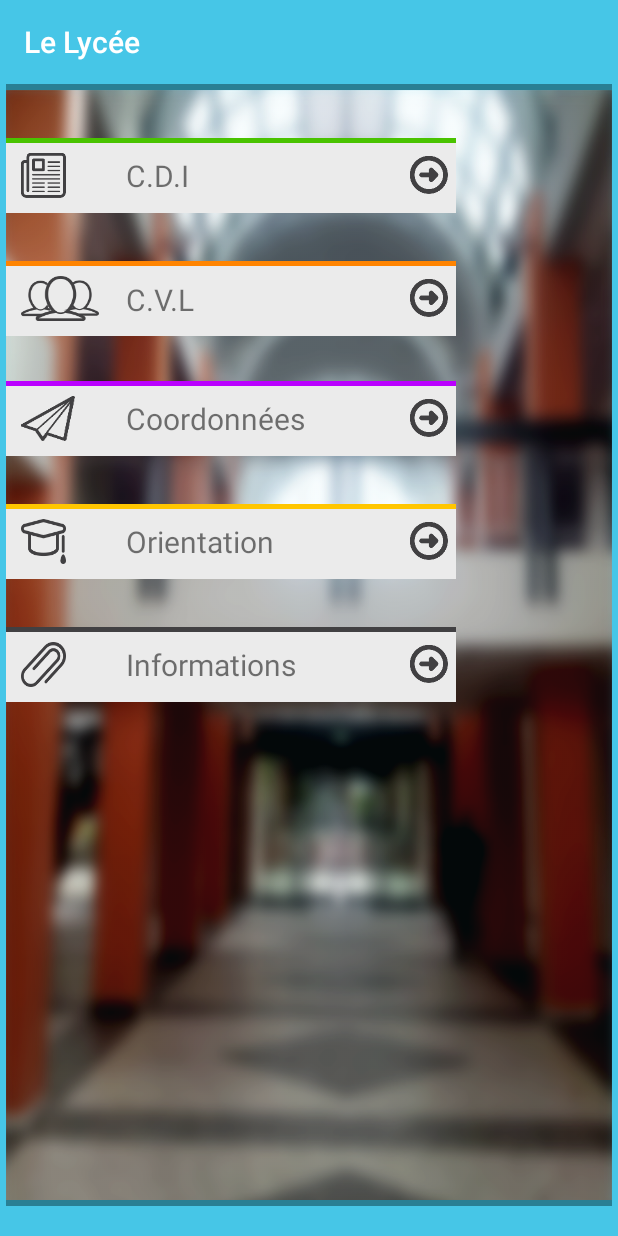
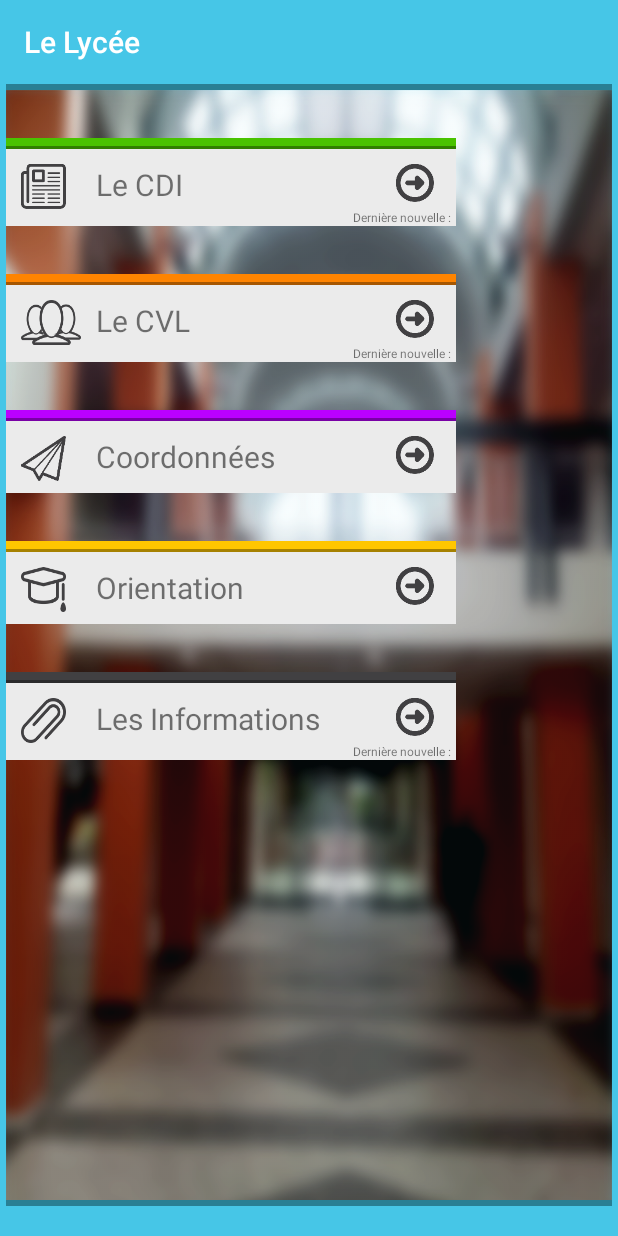
Before and after one commit to ClementRomac/High-School-Pape-Clement-app, an Android app: the HighScoolActivity screen opened directly, with no data from a screen before it, on a phone screen of 412 x 824 dp. Run offline under Robolectric (Android 15) with nearby library versions, the phone set to English and light mode, and no system bars; 6 statements that could not run were skipped.

Commit message:
page lycée

```diff
--- a/app/src/main/java/fr/ynov/applpc/HighScoolActivity.java
+++ b/app/src/main/java/fr/ynov/applpc/HighScoolActivity.java
@@ -5,21 +5,27 @@ import android.graphics.drawable.ColorDrawable;
 import android.os.Bundle;
 import android.support.v7.app.ActionBarActivity;
 import android.view.View;
+import android.widget.LinearLayout;
 import android.widget.RelativeLayout;
+import android.widget.TextView;
+
+import fr.ynov.applpc.data.DataCDIProvider;
+import fr.ynov.applpc.data.DataCVLProvider;
+import fr.ynov.applpc.data.DataHighSchoolProvider;
 
 public class HighScoolActivity extends ActionBarActivity {
 //Pierre
 
-    private RelativeLayout cdi = null;
-    private RelativeLayout cvl = null;
-    private RelativeLayout coordonnes = null;
-    private RelativeLayout orientation = null;
-    private RelativeLayout infos = null;
+    private LinearLayout cdi = null;
+    private LinearLayout cvl = null;
+    private LinearLayout coordonnes = null;
+    private LinearLayout orientation = null;
+    private LinearLayout infos = null;
 
     private View.OnClickListener redirect_cdi = new View.OnClickListener() {
         @Override
         public void onClick(View v) {
-            findViewById(R.id.fleche_cdi).setBackgroundResource(R.drawable.flechecdi);
+            findViewById(R.id.iv_highschool_fleche_cdi).setBackgroundResource(R.drawable.flechecdi);
             Intent intent = new Intent(HighScoolActivity.this, CdiActivity.class);
 
             startActivity(intent);
@@ -28,7 +34,7 @@ public class HighScoolActivity extends ActionBarActivity {
     private View.OnClickListener redirect_cvl = new View.OnClickListener() {
         @Override
         public void onClick(View v) {
-            findViewById(R.id.fleche_cvl).setBackgroundResource(R.drawable.flechecvl);
+            findViewById(R.id.iv_highschool_fleche_cvl).setBackgroundResource(R.drawable.flechecvl);
             Intent intent = new Intent(HighScoolActivity.this, CvlActivity.class);
 
             startActivity(intent);
@@ -37,7 +43,7 @@ public class HighScoolActivity extends ActionBarActivity {
     private View.OnClickListener redirect_coordonnes = new View.OnClickListener() {
         @Override
         public void onClick(View v) {
-            findViewById(R.id.fleche_contact).setBackgroundResource(R.drawable.flechecoo);
+            findViewById(R.id.iv_highschool_fleche_contact).setBackgroundResource(R.drawable.flechecoo);
             Intent intent = new Intent(HighScoolActivity.this, ContactActivity.class);
 
             startActivity(intent);
@@ -46,7 +52,7 @@ public class HighScoolActivity extends ActionBarActivity {
     private View.OnClickListener redirect_orientation = new View.OnClickListener() {
         @Override
         public void onClick(View v) {
-            findViewById(R.id.fleche_orientation).setBackgroundResource(R.drawable.flecheorien);
+            findViewById(R.id.iv_highschool_fleche_orientation).setBackgroundResource(R.drawable.flecheorien);
             Intent intent = new Intent(HighScoolActivity.this, OrientationActivity.class);
 
             startActivity(intent);
@@ -55,7 +61,7 @@ public class HighScoolActivity extends ActionBarActivity {
     private View.OnClickListener redirect_infos = new View.OnClickListener() {
         @Override
         public void onClick(View v) {
-            findViewById(R.id.fleche_infos).setBackgroundResource(R.drawable.flecheinfos);
+            findViewById(R.id.iv_highschool_fleche_infos).setBackgroundResource(R.drawable.flecheinfos);
             Intent intent = new Intent(HighScoolActivity.this, InfosActivity.class);
 
             startActivity(intent);
@@ -63,11 +69,11 @@ public class HighScoolActivity extends ActionBarActivity {
     };
 
     private void resetPointers(){
-        findViewById(R.id.fleche_cdi).setBackgroundResource(R.drawable.flechebase);
-        findViewById(R.id.fleche_cvl).setBackgroundResource(R.drawable.flechebase);
-        findViewById(R.id.fleche_contact).setBackgroundResource(R.drawable.flechebase);
-        findViewById(R.id.fleche_orientation).setBackgroundResource(R.drawable.flechebase);
-        findViewById(R.id.fleche_infos).setBackgroundResource(R.drawable.flechebase);
+        findViewById(R.id.iv_highschool_fleche_cdi).setBackgroundResource(R.drawable.flechebase);
+        findViewById(R.id.iv_highschool_fleche_cvl).setBackgroundResource(R.drawable.flechebase);
+        findViewById(R.id.iv_highschool_fleche_contact).setBackgroundResource(R.drawable.flechebase);
+        findViewById(R.id.iv_highschool_fleche_orientation).setBackgroundResource(R.drawable.flechebase);
+        findViewById(R.id.iv_highschool_fleche_infos).setBackgroundResource(R.drawable.flechebase);
     }
     @Override
     protected void onCreate(Bundle savedInstanceState) {
@@ -76,11 +82,11 @@ public class HighScoolActivity extends ActionBarActivity {
         setCustomActionBar();
         setContentView(R.layout.activity_high_scool);
 
-        cdi = (RelativeLayout) findViewById(R.id.relative_CDI);
-        cvl = (RelativeLayout) findViewById(R.id.relative_CVL);
-        coordonnes = (RelativeLayout) findViewById(R.id.relative_coordonnes);
-        orientation = (RelativeLayout) findViewById(R.id.relative_orientation);
-        infos = (RelativeLayout) findViewById(R.id.relative_infos);
+        cdi = (LinearLayout) findViewById(R.id.ll_highschool_cdi);
+        cvl = (LinearLayout) findViewById(R.id.ll_highschool_cvl);
+        coordonnes = (LinearLayout) findViewById(R.id.ll_highschool_contact);
+        orientation = (LinearLayout) findViewById(R.id.ll_highschool_orientation);
+        infos = (LinearLayout) findViewById(R.id.ll_highschool_infos);
 
         cdi.setOnClickListener(redirect_cdi);
         cvl.setOnClickListener(redirect_cvl);
@@ -88,6 +94,14 @@ public class HighScoolActivity extends ActionBarActivity {
         orientation.setOnClickListener(redirect_orientation);
         infos.setOnClickListener(redirect_infos);
 
+        setLastUpdates();
+
+    }
+
+    private void setLastUpdates() {
+        ((TextView)findViewById(R.id.tv_highschool_cdi)).append(new DataCDIProvider(this).getLastDate());
+        ((TextView)findViewById(R.id.tv_highschool_cvl)).append(new DataCVLProvider(this).getLastDate());
+        ((TextView)findViewById(R.id.tv_highschool_infos)).append(new DataHighSchoolProvider(this).getLastDate());
     }
 
     @Override
--- a/app/src/main/res/layout/activity_high_scool.xml
+++ b/app/src/main/res/layout/activity_high_scool.xml
@@ -24,229 +24,259 @@
         android:layout_height="match_parent"
         android:background="@drawable/high_school_bg">
 
-        <RelativeLayout
+        <LinearLayout
             android:layout_width="300dp"
             android:layout_height="wrap_content"
             android:layout_marginTop="32dp"
-            android:id="@+id/relative_CDI"
-            android:background="@color/high_school_bg_elements">
+            android:id="@+id/ll_highschool_cdi"
+            android:background="@color/high_school_bg_elements"
+            android:orientation="vertical">
             <LinearLayout
                 android:orientation="horizontal"
                 android:layout_width="match_parent"
-                android:layout_height="3dp"
-                android:background="@color/cdi_primary"
-                android:id="@+id/linearLayoutCdi">
+                android:layout_height="5dp"
+                android:background="@color/cdi_primary"/>
+            <LinearLayout
+                android:layout_width="match_parent"
+                android:layout_height="2dp"
+                android:background="@color/cdi_secondary"/>
 
-            </LinearLayout>
+            <LinearLayout
+                android:layout_width="match_parent"
+                android:layout_height="wrap_content"
+                android:orientation="horizontal"
+                android:paddingTop="10dp"
+                android:paddingLeft="10dp"
+                android:paddingRight="10dp">
+
                 <ImageView
                     android:layout_width="30dp"
                     android:layout_height="30dp"
                     android:background="@drawable/iconcdi"
-                android:layout_alignTop="@+id/CDI"
-                android:id="@+id/iconCdi"
-                android:layout_marginTop="3dp"
-                android:layout_margin="10dp" />
+                    android:layout_centerVertical="true"/>
                 <TextView
-                android:layout_width="220dp"
                     android:layout_height="wrap_content"
-                android:text="C.D.I"
-                android:id="@+id/CDI"
-                android:layout_weight="0.09"
-                android:fontFamily="Open Sans Light"
-                android:layout_centerVertical="true"
-                android:layout_alignParentEnd="true"
-                android:textSize="20dp" />
+                    android:layout_width="200dp"
+                    android:text="@string/cdi_activity_title"
+                    android:textSize="20dp"
+                    android:layout_marginLeft="20dp"/>
 
                 <ImageView
                     android:layout_width="25dp"
                     android:layout_height="25dp"
-                android:background="@drawable/flechecdi"
-                android:layout_centerVertical="true"
-                android:layout_alignRight="@+id/CDI"
-                android:layout_alignEnd="@+id/CDI"
-                android:layout_marginRight="5dp"
-                android:id="@+id/fleche_cdi" />
-        </RelativeLayout>
-        <!--  android:onclick="redirectCDI"-->
+                    android:background="@drawable/flechebase"
+                    android:id="@+id/iv_highschool_fleche_cdi" />
+            </LinearLayout>
+            <TextView
+                android:layout_width="match_parent"
+                android:layout_height="wrap_content"
+                android:textAlignment="viewEnd"
+                android:layout_gravity="end"
+                android:text="Dernière nouvelle : "
+                android:textSize="8dp"
+                android:id="@+id/tv_highschool_cdi"
+                android:layout_marginRight="2dp"/>
+        </LinearLayout>
 
-        <RelativeLayout
+        <LinearLayout
             android:layout_width="300dp"
             android:layout_height="wrap_content"
             android:layout_marginTop="32dp"
+            android:id="@+id/ll_highschool_cvl"
             android:background="@color/high_school_bg_elements"
-            android:id="@+id/relative_CVL">
+            android:orientation="vertical">
             <LinearLayout
                 android:orientation="horizontal"
                 android:layout_width="match_parent"
-                android:layout_height="3dp"
-                android:background="@color/cvl_primary">
-            </LinearLayout>
+                android:layout_height="5dp"
+                android:background="@color/cvl_primary"/>
+            <LinearLayout
+                android:layout_width="match_parent"
+                android:layout_height="2dp"
+                android:background="@color/cvl_secondary"/>
+
+            <LinearLayout
+                android:layout_width="match_parent"
+                android:layout_height="wrap_content"
+                android:orientation="horizontal"
+                android:paddingTop="10dp"
+                android:paddingLeft="10dp"
+                android:paddingRight="10dp">
+
                 <ImageView
-                android:layout_width="52dp"
+                    android:layout_width="40dp"
                     android:layout_height="30dp"
-                android:background="@drawable/iconusers"
-                android:layout_alignTop="@+id/CVL"
-                android:id="@+id/iconCDI"
-                android:layout_marginTop="3dp"
-                android:layout_margin="10dp" />
+                    android:background="@drawable/iconcvl"
+                    android:layout_centerVertical="true"/>
                 <TextView
-                android:layout_width="220dp"
                     android:layout_height="wrap_content"
-                android:text="C.V.L"
-                android:id="@+id/CVL"
-                android:layout_weight="0.09"
-                android:fontFamily="Open Sans Light"
+                    android:layout_width="200dp"
+                    android:text="@string/cvl_activity_title"
                     android:textSize="20dp"
-                android:layout_alignBottom="@+id/fleche_cvl"
-                android:layout_alignParentRight="false"
-                android:layout_alignParentEnd="true"
-                android:layout_centerVertical="true" />
+                    android:layout_marginLeft="10dp"/>
 
                 <ImageView
                     android:layout_width="25dp"
                     android:layout_height="25dp"
-                android:background="@drawable/flechecvl"
-                android:id="@+id/fleche_cvl"
-                android:layout_centerVertical="true"
-                android:layout_alignRight="@+id/CVL"
-                android:layout_alignEnd="@+id/CVL"
-                android:layout_marginRight="5dp" />
-        </RelativeLayout>
-        <!-- android:onclick="redirectCVL"-->
-        <RelativeLayout
+                    android:background="@drawable/flechebase"
+                    android:id="@+id/iv_highschool_fleche_cvl" />
+            </LinearLayout>
+            <TextView
+                android:layout_width="match_parent"
+                android:layout_height="wrap_content"
+                android:textAlignment="viewEnd"
+                android:layout_gravity="end"
+                android:text="Dernière nouvelle : "
+                android:textSize="8dp"
+                android:id="@+id/tv_highschool_cvl"
+                android:layout_marginRight="2dp"/>
+        </LinearLayout>
+
+        <LinearLayout
             android:layout_width="300dp"
             android:layout_height="wrap_content"
-            android:layout_marginTop="30dp"
-            android:id="@+id/relative_coordonnes"
-            android:background="@color/high_school_bg_elements">
+            android:layout_marginTop="32dp"
+            android:id="@+id/ll_highschool_contact"
+            android:background="@color/high_school_bg_elements"
+            android:orientation="vertical">
             <LinearLayout
                 android:orientation="horizontal"
                 android:layout_width="match_parent"
-                android:layout_height="3dp"
-                android:background="@color/contact_primary"
-                android:id="@+id/linearLayoutCoo">
-            </LinearLayout>
+                android:layout_height="5dp"
+                android:background="@color/contact_primary"/>
+            <LinearLayout
+                android:layout_width="match_parent"
+                android:layout_height="2dp"
+                android:background="@color/contact_secondary"/>
+
+            <LinearLayout
+                android:layout_width="match_parent"
+                android:layout_height="wrap_content"
+                android:orientation="horizontal"
+                android:paddingTop="10dp"
+                android:paddingLeft="10dp"
+                android:paddingRight="10dp"
+                android:paddingBottom="8dp">
+
                 <ImageView
-                android:layout_width="36dp"
+                    android:layout_width="30dp"
                     android:layout_height="30dp"
                     android:background="@drawable/iconcoo"
-                android:layout_alignTop="@+id/contact"
-                android:id="@+id/iconcoo"
-                android:layout_marginTop="3dp"
-                android:layout_margin="10dp" />
+                    android:layout_centerVertical="true"/>
                 <TextView
-                android:layout_width="220dp"
                     android:layout_height="wrap_content"
-                android:text="Coordonnées"
-                android:id="@+id/contact"
-                android:layout_weight="0.09"
-                android:fontFamily="Open Sans Light"
-                android:layout_centerVertical="true"
-                android:layout_alignParentEnd="true"
-                android:textSize="20dp" />
+                    android:layout_width="200dp"
+                    android:text="@string/contact_activity_title"
+                    android:textSize="20dp"
+                    android:layout_marginLeft="20dp"/>
 
                 <ImageView
                     android:layout_width="25dp"
                     android:layout_height="25dp"
-                android:background="@drawable/flechecoo"
-                android:id="@+id/fleche_contact"
-                android:layout_centerVertical="true"
-                android:layout_alignRight="@+id/linearLayoutCoo"
-                android:layout_alignEnd="@+id/linearLayoutCoo"
-                android:layout_marginRight="5dp" />
-            <!-- android:onclick="redirectCoordonnees"-->
-        </RelativeLayout>
-        <RelativeLayout
+                    android:background="@drawable/flechebase"
+                    android:id="@+id/iv_highschool_fleche_contact" />
+            </LinearLayout>
+        </LinearLayout>
+
+        <LinearLayout
             android:layout_width="300dp"
             android:layout_height="wrap_content"
+            android:layout_marginTop="32dp"
+            android:id="@+id/ll_highschool_orientation"
             android:background="@color/high_school_bg_elements"
-            android:layout_marginTop="32dp"
-            android:id="@+id/relative_orientation">
+            android:orientation="vertical">
             <LinearLayout
-
                 android:orientation="horizontal"
                 android:layout_width="match_parent"
-                android:layout_height="3dp"
-                android:background="@color/orientation_primary"
+                android:layout_height="5dp"
+                android:background="@color/orientation_primary"/>
+            <LinearLayout
+                android:layout_width="match_parent"
+                android:layout_height="2dp"
+                android:background="@color/orientation_secondary"/>
 
-                android:id="@+id/linearLayoutOrientation">
-            </LinearLayout>
+            <LinearLayout
+                android:layout_width="match_parent"
+                android:layout_height="wrap_content"
+                android:orientation="horizontal"
+                android:paddingTop="10dp"
+                android:paddingLeft="10dp"
+                android:paddingRight="10dp"
+                android:paddingBottom="8dp">
+
                 <ImageView
                     android:layout_width="30dp"
                     android:layout_height="30dp"
                     android:background="@drawable/iconorien"
-                android:layout_alignTop="@+id/orientation"
-                android:id="@+id/iconorien"
-                android:layout_marginTop="3dp"
-                android:layout_margin="10dp" />
+                    android:layout_centerVertical="true"/>
                 <TextView
-                android:layout_width="220dp"
                     android:layout_height="wrap_content"
-                android:text="Orientation"
-                android:id="@+id/orientation"
-                android:layout_weight="0.09"
-                android:fontFamily="Open Sans Light"
-                android:layout_centerVertical="true"
-                android:layout_alignParentEnd="true"
-                android:textSize="20dp" />
+                    android:layout_width="200dp"
+                    android:text="@string/orientation_activity_title"
+                    android:textSize="20dp"
+                    android:layout_marginLeft="20dp"/>
 
                 <ImageView
                     android:layout_width="25dp"
                     android:layout_height="25dp"
-                android:background="@drawable/flecheorien"
-                android:id="@+id/fleche_orientation"
-                android:layout_centerVertical="true"
-                android:layout_alignRight="@+id/linearLayoutOrientation"
-                android:layout_alignEnd="@+id/linearLayoutOrientation"
-                android:layout_marginRight="5dp" />
+                    android:background="@drawable/flechebase"
+                    android:id="@+id/iv_highschool_fleche_orientation" />
+            </LinearLayout>
+        </LinearLayout>
 
-
-        </RelativeLayout>
-        <!-- android:onclick="redirectOrientation"-->
-        <RelativeLayout
+        <LinearLayout
             android:layout_width="300dp"
             android:layout_height="wrap_content"
             android:layout_marginTop="32dp"
+            android:id="@+id/ll_highschool_infos"
             android:background="@color/high_school_bg_elements"
-            android:id="@+id/relative_infos">
+            android:orientation="vertical">
             <LinearLayout
-
                 android:orientation="horizontal"
                 android:layout_width="match_parent"
-                android:layout_height="3dp"
-                android:background="@color/infos_primary"
+                android:layout_height="5dp"
+                android:background="@color/infos_primary"/>
+            <LinearLayout
+                android:layout_width="match_parent"
+                android:layout_height="2dp"
+                android:background="@color/infos_secondary"/>
 
-                android:id="@+id/linearLayoutInfos">
-            </LinearLayout>
+            <LinearLayout
+                android:layout_width="match_parent"
+                android:layout_height="wrap_content"
+                android:orientation="horizontal"
+                android:paddingTop="10dp"
+                android:paddingLeft="10dp"
+                android:paddingRight="10dp">
+
                 <ImageView
                     android:layout_width="30dp"
                     android:layout_height="30dp"
                     android:background="@drawable/iconinfos"
-                android:layout_alignTop="@+id/Infos"
-                android:id="@+id/iconinfos"
-                android:layout_marginTop="3dp"
-                android:layout_margin="10dp" />
+                    android:layout_centerVertical="true"/>
                 <TextView
-                android:layout_width="220dp"
                     android:layout_height="wrap_content"
-                android:text="Informations"
-                android:id="@+id/Infos"
-                android:layout_weight="0.09"
-                android:fontFamily="Open Sans Light"
-                android:layout_centerVertical="true"
-                android:layout_alignParentEnd="true"
-                android:textSize="20dp" />
+                    android:layout_width="200dp"
+                    android:text="@string/infos_activity_title"
+                    android:textSize="20dp"
+                    android:layout_marginLeft="20dp"/>
+
                 <ImageView
                     android:layout_width="25dp"
                     android:layout_height="25dp"
-                android:background="@drawable/flecheinfos"
-                android:id="@+id/fleche_infos"
-                android:layout_centerVertical="true"
-                android:layout_alignRight="@+id/linearLayoutInfos"
-                android:layout_alignEnd="@+id/linearLayoutInfos"
-                android:layout_marginRight="5dp" />
-            <!-- android:onclick="redirectInfos"-->
-        </RelativeLayout>
+                    android:background="@drawable/flechebase"
+                    android:id="@+id/iv_highschool_fleche_infos" />
+            </LinearLayout>
+            <TextView
+                android:layout_width="match_parent"
+                android:layout_height="wrap_content"
+                android:textAlignment="viewEnd"
+                android:layout_gravity="end"
+                android:text="Dernière nouvelle : "
+                android:textSize="8dp"
+                android:id="@+id/tv_highschool_infos"
+                android:layout_marginRight="2dp"/>
+        </LinearLayout>
     </LinearLayout>
 
     <View
```
Also changed, not shown: app/src/main/res/drawable-hdpi/iconcvl.png (renamed from app/src/main/res/drawable-hdpi/iconusers.png), app/src/main/res/drawable-mdpi/iconcvl.png (renamed from app/src/main/res/drawable-mdpi/iconusers.png), app/src/main/res/drawable-xhdpi/iconcvl.png (renamed from app/src/main/res/drawable-xhdpi/iconusers.png), app/src/main/res/drawable-xxhdpi/iconcvl.png (renamed from app/src/main/res/drawable-xxhdpi/iconusers.png). Lines whose indentation alone changed are shown as unchanged.
